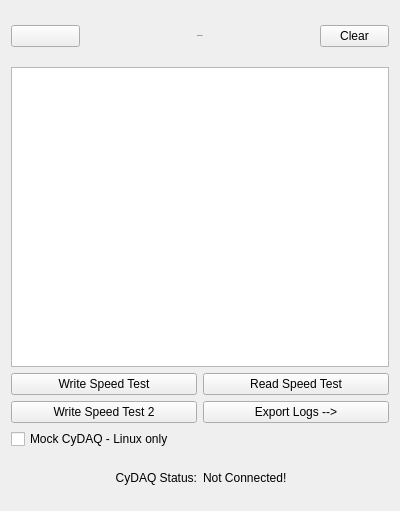
Qt form gui/qtdesigner/DebugWidget.ui (wyattduber/CyDAQ) before a commit.
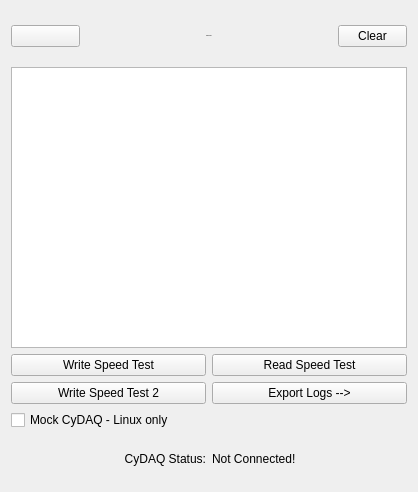
The same form after that commit. Icons and pictures are not drawn.

Commit message: set minimum size for debug logs

```diff
--- a/gui/qtdesigner/DebugWidget.ui
+++ b/gui/qtdesigner/DebugWidget.ui
@@ -6,8 +6,8 @@
    <rect>
     <x>0</x>
     <y>0</y>
-    <width>400</width>
-    <height>511</height>
+    <width>418</width>
+    <height>492</height>
    </rect>
   </property>
   <property name="windowTitle">
@@ -105,7 +105,14 @@
     </layout>
    </item>
    <item>
-    <widget class="QTextBrowser" name="log_textBrowser"/>
+    <widget class="QTextBrowser" name="log_textBrowser">
+     <property name="minimumSize">
+      <size>
+       <width>200</width>
+       <height>200</height>
+      </size>
+     </property>
+    </widget>
    </item>
    <item>
     <layout class="QGridLayout" name="gridLayout">
```
The commit also changes 2 other files.
